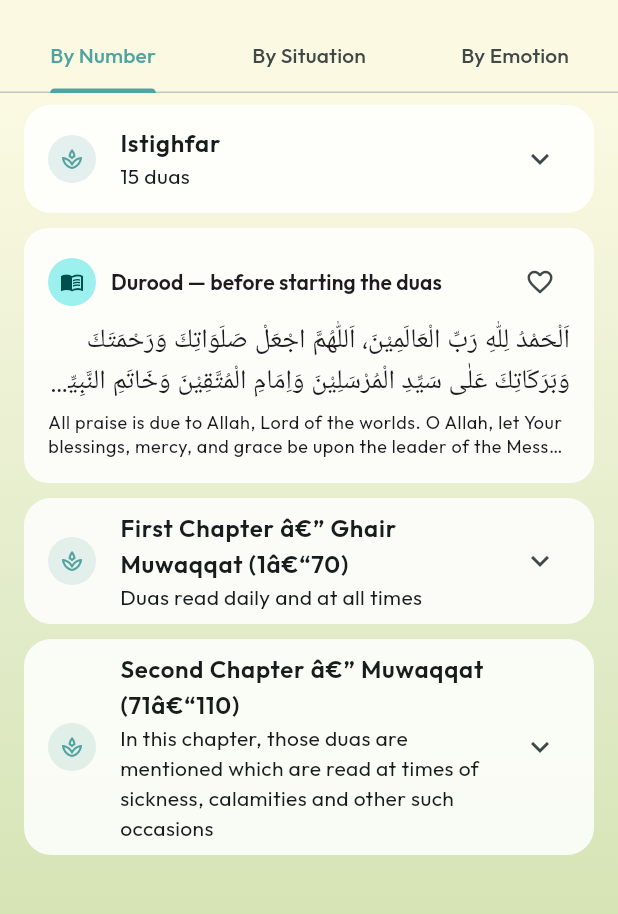
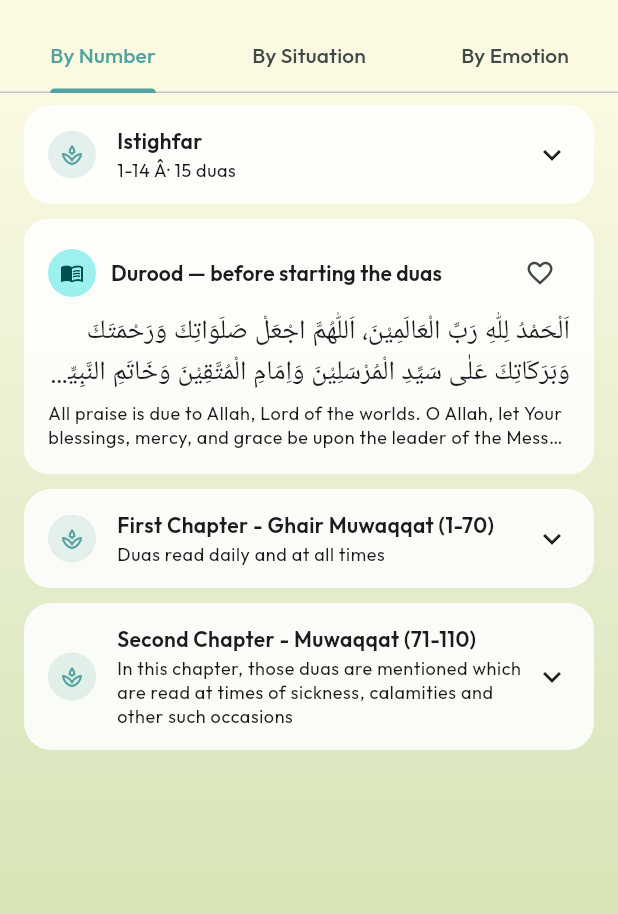
Before and after one commit to imtiazitp-stack/bayan-ud-dua, a Flutter app: the BrowseScreen screen opened directly, on a phone screen of 412 x 824 dp, the part 63-977 px from its top. Run offline on Flutter 3.47's test engine with Material 3 defaults, Android fonts, the phone set to English and light mode, and no system bars; our stand-ins replace flutter_local_notifications, google_fonts, just_audio, share_plus, shared_preferences, timezone; accounts and stored records are empty; Roboto replaces fonts that are missing (Amiri).

Commit message:
Update browse_screen.dart

```diff
--- a/lib/screens/browse_screen.dart
+++ b/lib/screens/browse_screen.dart
@@ -128,7 +128,7 @@ class _NumberList extends StatelessWidget {
                 ),
               ),
             _SectionTile(
-              title: 'First Chapter â€” Ghair Muwaqqat (1â€“70)',
+              title: 'First Chapter - Ghair Muwaqqat (1-70)',
               subtitle: 'Duas read daily and at all times',
               children: [
                 _NumberCategory(title: 'Morning & Evening Duas', duas: morningEvening, indent: true),
@@ -138,7 +138,7 @@ class _NumberList extends StatelessWidget {
               ],
             ),
             _SectionTile(
-              title: 'Second Chapter â€” Muwaqqat (71â€“110)',
+              title: 'Second Chapter - Muwaqqat (71-110)',
               subtitle:
                   'In this chapter, those duas are mentioned which are read at times of sickness, calamities and other such occasions',
               children: [
@@ -157,7 +157,17 @@ class _NumberList extends StatelessWidget {
 /// "By Number" tab (top-level chapters and their nested sub-sections), so
 /// the whole index reads as one consistent list of pills instead of bare
 /// Material list tiles.
-class _SectionTile extends StatelessWidget {
+///
+/// Only the header row is an opaque pill â€” the expanded body sits directly
+/// on the screen's real gradient background instead of on another
+/// translucent card. [ExpansionTile]'s `backgroundColor` tints the whole
+/// tile including its children, so a nested [_SectionTile] inside another
+/// one was getting double- (or triple-) diluted white layered on top of
+/// white, washing the gradient out to a pale, inconsistent green in the
+/// gaps between nested sections. Rendering the body as a transparent
+/// [Column] instead keeps that gap the same true green at every nesting
+/// depth, matching the flat "By Situation"/"By Emotion" lists.
+class _SectionTile extends StatefulWidget {
   final String title;
   final String? subtitle;
   final bool indent;
@@ -171,32 +181,67 @@ class _SectionTile extends StatelessWidget {
   });
 
   @override
+  State<_SectionTile> createState() => _SectionTileState();
+}
+
+class _SectionTileState extends State<_SectionTile> {
+  bool _expanded = false;
+
+  @override
   Widget build(BuildContext context) {
     final primary = Theme.of(context).colorScheme.primary;
     final isDark = Theme.of(context).brightness == Brightness.dark;
     final cardColor = isDark ? Theme.of(context).colorScheme.surfaceContainer : Colors.white.withValues(alpha: 0.85);
     return Padding(
-      padding: EdgeInsets.fromLTRB(indent ? 28 : 16, 0, 16, 10),
-      child: Theme(
-        data: Theme.of(context).copyWith(dividerColor: Colors.transparent),
-        child: ClipRRect(
-          borderRadius: BorderRadius.circular(18),
-          child: ExpansionTile(
-            backgroundColor: cardColor,
-            collapsedBackgroundColor: cardColor,
-            shape: const RoundedRectangleBorder(),
-            collapsedShape: const RoundedRectangleBorder(),
-            leading: CircleAvatar(
-              radius: 16,
-              backgroundColor: primary.withValues(alpha: 0.15),
-              child: Icon(Icons.spa_outlined, size: 16, color: primary),
+      padding: EdgeInsets.fromLTRB(widget.indent ? 28 : 16, 0, 16, 10),
+      child: Column(
+        crossAxisAlignment: CrossAxisAlignment.start,
+        children: [
+          Material(
+            color: cardColor,
+            borderRadius: BorderRadius.circular(18),
+            child: InkWell(
+              borderRadius: BorderRadius.circular(18),
+              onTap: () => setState(() => _expanded = !_expanded),
+              child: Padding(
+                padding: const EdgeInsets.symmetric(horizontal: 16, vertical: 14),
+                child: Row(
+                  children: [
+                    CircleAvatar(
+                      radius: 16,
+                      backgroundColor: primary.withValues(alpha: 0.15),
+                      child: Icon(Icons.spa_outlined, size: 16, color: primary),
+                    ),
+                    const SizedBox(width: 14),
+                    Expanded(
+                      child: Column(
+                        crossAxisAlignment: CrossAxisAlignment.start,
+                        children: [
+                          Text(widget.title, style: const TextStyle(fontWeight: FontWeight.w600)),
+                          if (widget.subtitle != null)
+                            Padding(
+                              padding: const EdgeInsets.only(top: 2),
+                              child: Text(widget.subtitle!, style: Theme.of(context).textTheme.bodySmall),
+                            ),
+                        ],
+                      ),
+                    ),
+                    AnimatedRotation(
+                      turns: _expanded ? 0.5 : 0,
+                      duration: const Duration(milliseconds: 200),
+                      child: const Icon(Icons.keyboard_arrow_down),
+                    ),
+                  ],
+                ),
+              ),
             ),
-            title: Text(title, style: const TextStyle(fontWeight: FontWeight.w600)),
-            subtitle: subtitle != null ? Text(subtitle!) : null,
-            childrenPadding: const EdgeInsets.only(bottom: 8),
-            children: children,
           ),
-        ),
+          if (_expanded)
+            Padding(
+              padding: const EdgeInsets.only(top: 8),
+              child: Column(children: widget.children),
+            ),
+        ],
       ),
     );
   }
@@ -212,11 +257,23 @@ class _NumberCategory extends StatelessWidget {
 
   const _NumberCategory({required this.title, required this.duas, this.indent = false});
 
+  /// e.g. "11-21 Â· 11 duas" â€” the duaNo span plus the total, so a reader
+  /// scanning the collapsed index already knows which numbers live inside
+  /// before expanding it. Falls back to a single number when there's only
+  /// one dua (and count wouldn't add anything to a plain range).
+  String _rangeLabel() {
+    if (duas.isEmpty) return '0 duas';
+    final first = duas.first.duaNo;
+    final last = duas.last.duaNo;
+    final range = first == last ? first : '$first-$last';
+    return '$range Â· ${duas.length} ${duas.length == 1 ? 'dua' : 'duas'}';
+  }
+
   @override
   Widget build(BuildContext context) {
     return _SectionTile(
       title: title,
-      subtitle: '${duas.length} duas',
+      subtitle: _rangeLabel(),
       indent: indent,
       children: [
         for (var i = 0; i < duas.length; i++)
```
